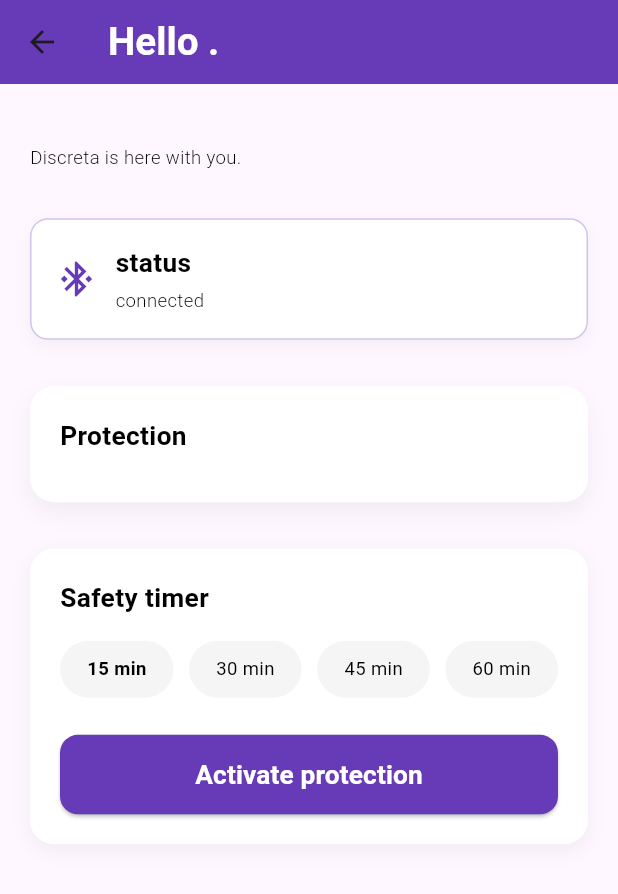
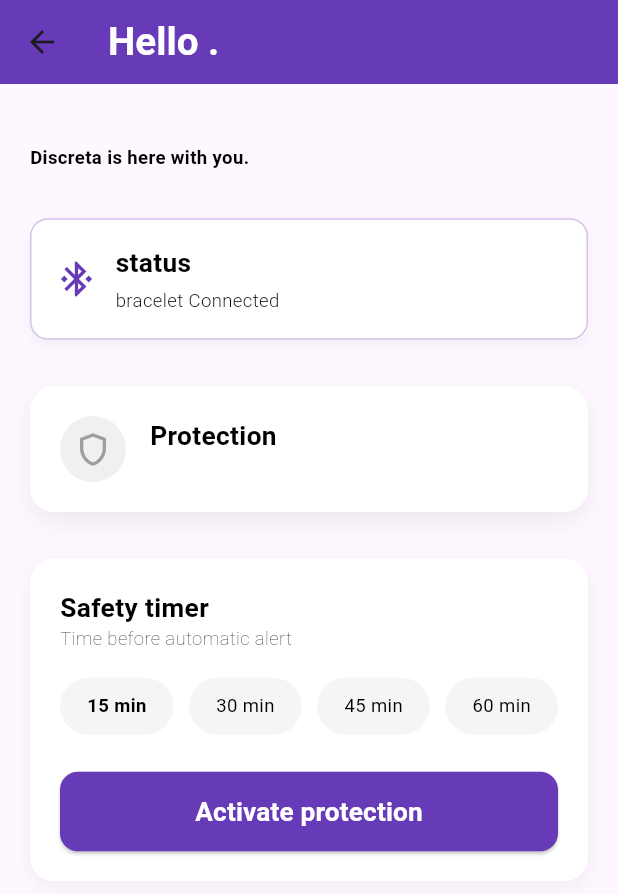
Before and after one commit to ItsmePatrice/Discreta, a Flutter app: the HomePage screen opened directly, after a tap on "Activate protection", after a tap on "Stop", on a phone screen of 412 x 824 dp. Shown: the top 894 px of the screen. Run offline on Flutter 3.47's test engine with Material 3 defaults, Android fonts, the phone set to English and light mode, and no system bars; our stand-ins replace connectivity_plus, firebase_auth, firebase_core, flutter_screenutil, google_sign_in, logger and 1 more; accounts and stored records are empty.

Commit message:
HOME PAGE UPDATED TO LOOK LIVELY

```diff
--- a/discreta/lib/app/src/1_Front_end/lib/Screens/home_screen.dart
+++ b/discreta/lib/app/src/1_Front_end/lib/Screens/home_screen.dart
@@ -16,7 +16,8 @@ class HomePage extends StatefulWidget {
   State<HomePage> createState() => _HomePageState();
 }
 
-class _HomePageState extends State<HomePage> with RouteAware {
+class _HomePageState extends State<HomePage>
+    with RouteAware, TickerProviderStateMixin {
   String? _firstName;
   bool _isLoading = false;
 
@@ -27,16 +28,27 @@ class _HomePageState extends State<HomePage> with RouteAware {
   Timer? _countdownTimer;
   int _selectedMinutes = 15;
 
+  late AnimationController _pulseController;
+
   @override
   void initState() {
     super.initState();
+    _pulseController = AnimationController(
+      vsync: this,
+      duration: const Duration(milliseconds: 900),
+    )..repeat(reverse: true);
     initializePage();
   }
 
   @override
   void dispose() {
+    _pulseController.dispose();
     _countdownTimer?.cancel();
     super.dispose();
+  }
+
+  String get _countdownLabel {
+    return '${AppLocalizations.of(context)!.alertIn} ${_formatTime(_remainingSeconds)}';
   }
 
   void initializePage() async {
@@ -52,6 +64,7 @@ class _HomePageState extends State<HomePage> with RouteAware {
 
     _totalSeconds = _selectedMinutes * 60;
     _remainingSeconds = _totalSeconds;
+    _pulseController.repeat(reverse: true);
 
     setState(() {
       _isProtectionActive = true;
@@ -80,6 +93,7 @@ class _HomePageState extends State<HomePage> with RouteAware {
 
   void _deactivateProtection() {
     _countdownTimer?.cancel();
+    _pulseController.stop();
 
     setState(() {
       _isProtectionActive = false;
@@ -143,7 +157,37 @@ class _HomePageState extends State<HomePage> with RouteAware {
     );
   }
 
+  Widget _shieldIcon() {
+    return Container(
+      width: 44,
+      height: 44,
+      decoration: BoxDecoration(
+        shape: BoxShape.circle,
+        color: Colors.grey.withValues(alpha: 0.15),
+      ),
+      child: const Icon(Icons.shield_outlined, color: Colors.grey, size: 26),
+    );
+  }
+
+  Widget _pulsingDot() {
+    return ScaleTransition(
+      scale: Tween(begin: 0.8, end: 1.0).animate(
+        CurvedAnimation(parent: _pulseController, curve: Curves.easeInOut),
+      ),
+      child: Container(
+        width: 44,
+        height: 44,
+        decoration: BoxDecoration(
+          shape: BoxShape.circle,
+          color: AppColors.red.withValues(alpha: 0.9),
+        ),
+      ),
+    );
+  }
+
   Widget protectionCard(BuildContext context) {
+    final bool isActive = _isProtectionActive && _remainingSeconds > 0;
+
     return Container(
       width: double.infinity,
       padding: const EdgeInsets.all(20),
@@ -152,12 +196,21 @@ class _HomePageState extends State<HomePage> with RouteAware {
         borderRadius: BorderRadius.circular(16),
         boxShadow: [
           BoxShadow(
-            color: Colors.black.withValues(alpha: 0.05),
+            color: Colors.black.withValues(alpha: 0.06),
             blurRadius: 12,
             offset: const Offset(0, 6),
           ),
         ],
       ),
+      child: Row(
+        crossAxisAlignment: CrossAxisAlignment.start,
+        children: [
+          // LEFT ICON
+          isActive ? _pulsingDot() : _shieldIcon(),
+
+          const SizedBox(width: 16),
+
+          Expanded(
             child: Column(
               crossAxisAlignment: CrossAxisAlignment.start,
               children: [
@@ -166,25 +219,29 @@ class _HomePageState extends State<HomePage> with RouteAware {
                   size: TextSize.medium,
                   fontWeight: FontWeight.w600,
                 ),
-          SizedBox(height: 12.h),
+                const SizedBox(height: 6),
 
-          if (_isProtectionActive && _remainingSeconds > 0) ...[
+                if (isActive) ...[
                   DiscretaText(
-              text: AppLocalizations.of(context)!.alertIn,
+                    text: _countdownLabel,
                     size: TextSize.small,
-              fontWeight: FontWeight.w400,
+                    fontWeight: FontWeight.w500,
+                    color: AppColors.primaryColor,
                   ),
-            SizedBox(height: 16.h),
-            animatedCountdown(context),
-            SizedBox(height: 20.h),
+                  const SizedBox(height: 16),
                   LinearProgressIndicator(
                     value: 1 - (_remainingSeconds / _totalSeconds),
-              backgroundColor: AppColors.primaryColor.withValues(alpha: 0.15),
+                    backgroundColor: AppColors.primaryColor.withValues(
+                      alpha: 0.15,
+                    ),
                     color: AppColors.primaryColor,
                     minHeight: 6,
                     borderRadius: BorderRadius.circular(6),
                   ),
                 ],
+              ],
+            ),
+          ),
         ],
       ),
     );
@@ -242,6 +299,11 @@ class _HomePageState extends State<HomePage> with RouteAware {
             text: AppLocalizations.of(context)!.safetyTimer,
             size: TextSize.medium,
             fontWeight: FontWeight.w600,
+          ),
+          DiscretaText(
+            text: AppLocalizations.of(context)!.timeBeforeAutomaticAlert,
+            size: TextSize.small,
+            fontWeight: FontWeight.w100,
           ),
           SizedBox(height: 16.h),
 
@@ -332,7 +394,7 @@ class _HomePageState extends State<HomePage> with RouteAware {
                   DiscretaText(
                     text: AppLocalizations.of(context)!.discretaWelcomeMessage,
                     size: TextSize.small,
-                    fontWeight: FontWeight.w300,
+                    fontWeight: FontWeight.bold,
                   ),
                   SizedBox(height: 30.h),
                   braceletStatusCard(context: context, isConnected: true),
--- a/discreta/lib/l10n/app_en.arb
+++ b/discreta/lib/l10n/app_en.arb
@@ -17,12 +17,12 @@
   "greeting": "Hello",
   "discretaWelcomeMessage": "Discreta is here with you.",
   "status": "status",
-  "connected": "connected",
-  "notConnected": "not connected",
+  "connected": "bracelet Connected",
+  "notConnected": "bracelet not connected",
   "safetyTimer": "Safety timer",
   "activateProtection": "Activate protection",
   "stop": "Stop",
-  "alertIn": "Your contacts will be alerted in ...",
+  "alertIn": "Your contacts will be alerted in",
   "protection": "Protection",
   "contactsAndAlert": "Contacts & Alert",
   "alertMessage": "Alert message",
@@ -39,5 +39,6 @@
   "signOut": "Sign out",
   "settings": "Settings",
   "unknownError": "Unknown error",
-  "language": "language"
+  "language": "language",
+  "timeBeforeAutomaticAlert": "Time before automatic alert"
 }
--- a/discreta/lib/l10n/app_localizations.dart
+++ b/discreta/lib/l10n/app_localizations.dart
@@ -209,13 +209,13 @@ abstract class AppLocalizations {
   /// No description provided for @connected.
   ///
   /// In en, this message translates to:
-  /// **'connected'**
+  /// **'bracelet Connected'**
   String get connected;
 
   /// No description provided for @notConnected.
   ///
   /// In en, this message translates to:
-  /// **'not connected'**
+  /// **'bracelet not connected'**
   String get notConnected;
 
   /// No description provided for @safetyTimer.
@@ -239,7 +239,7 @@ abstract class AppLocalizations {
   /// No description provided for @alertIn.
   ///
   /// In en, this message translates to:
-  /// **'Your contacts will be alerted in ...'**
+  /// **'Your contacts will be alerted in'**
   String get alertIn;
 
   /// No description provided for @protection.
@@ -343,6 +343,12 @@ abstract class AppLocalizations {
   /// In en, this message translates to:
   /// **'language'**
   String get language;
+
+  /// No description provided for @timeBeforeAutomaticAlert.
+  ///
+  /// In en, this message translates to:
+  /// **'Time before automatic alert'**
+  String get timeBeforeAutomaticAlert;
 }
 
 class _AppLocalizationsDelegate
--- a/discreta/lib/l10n/app_localizations_en.dart
+++ b/discreta/lib/l10n/app_localizations_en.dart
@@ -67,10 +67,10 @@ class AppLocalizationsEn extends AppLocalizations {
   String get status => 'status';
 
   @override
-  String get connected => 'connected';
+  String get connected => 'bracelet Connected';
 
   @override
-  String get notConnected => 'not connected';
+  String get notConnected => 'bracelet not connected';
 
   @override
   String get safetyTimer => 'Safety timer';
@@ -82,7 +82,7 @@ class AppLocalizationsEn extends AppLocalizations {
   String get stop => 'Stop';
 
   @override
-  String get alertIn => 'Your contacts will be alerted in ...';
+  String get alertIn => 'Your contacts will be alerted in';
 
   @override
   String get protection => 'Protection';
@@ -135,4 +135,7 @@ class AppLocalizationsEn extends AppLocalizations {
 
   @override
   String get language => 'language';
+
+  @override
+  String get timeBeforeAutomaticAlert => 'Time before automatic alert';
 }
```
Also changed, not shown: discreta/lib/l10n/app_fr.arb (+6 -5 lines), discreta/lib/l10n/app_localizations_fr.dart (+7 -4 lines). Lines whose indentation alone changed are shown as unchanged.
